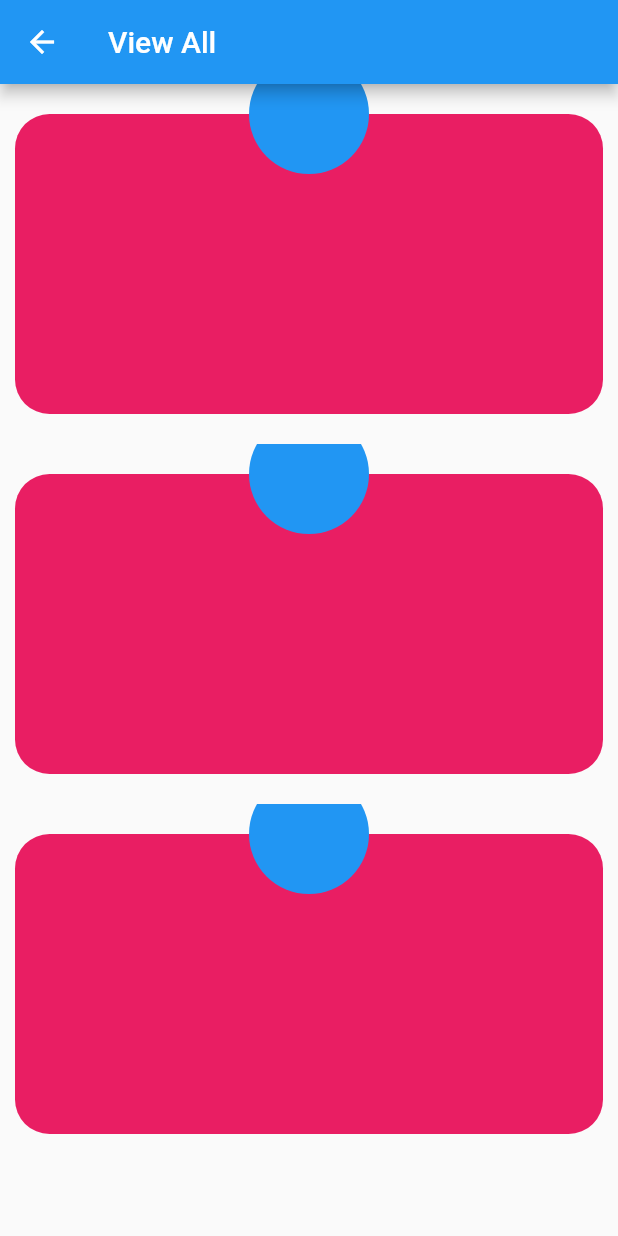
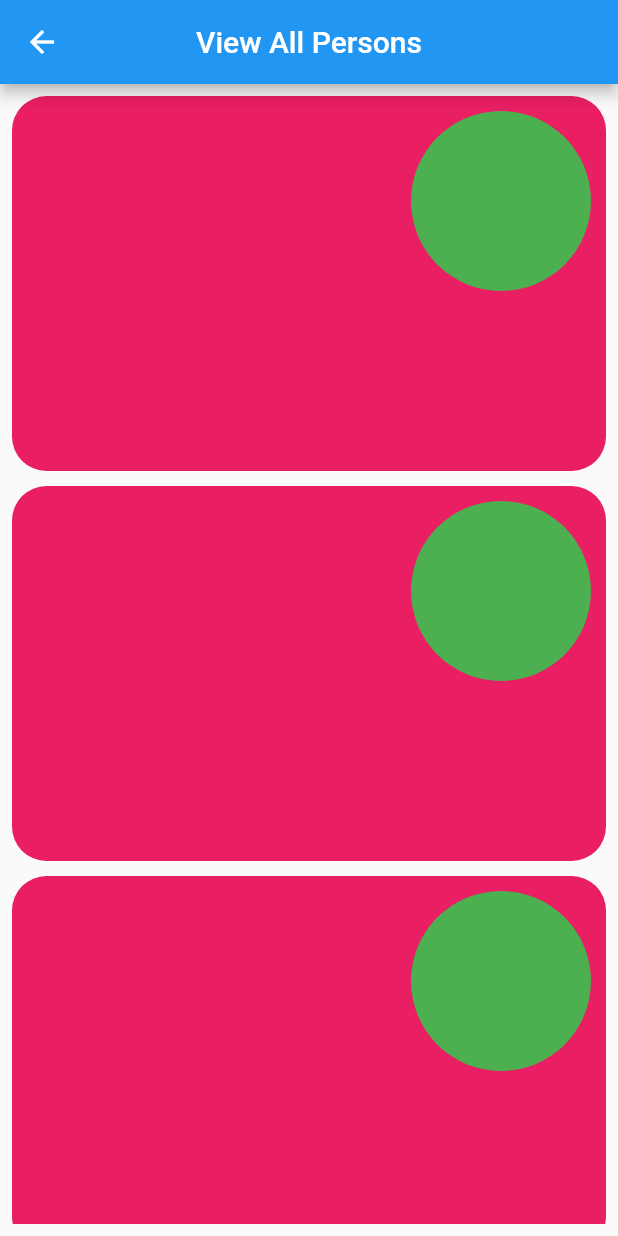
Before and after one commit to anivkuttan/Balance_keeper_sql, a Flutter app: the ViewPage screen opened directly, on a phone screen of 412 x 824 dp. Run offline on Flutter 3.47's test engine with Material 2 defaults, Android fonts, the light colour scheme and no system bars; our stand-ins replace get.

Commit message:
view page updated

```diff
--- a/lib/Pages/view_page.dart
+++ b/lib/Pages/view_page.dart
@@ -1,6 +1,4 @@
 import 'package:flutter/material.dart';
-
-import 'edit_page.dart';
 
 class ViewPage extends StatefulWidget {
   const ViewPage({Key? key}) : super(key: key);
@@ -14,55 +12,57 @@ class _ViewPageState extends State<ViewPage> {
   Widget build(BuildContext context) {
     return Scaffold(
       appBar: AppBar(
-        title: const Text('View All'),
+        title: const Text('View All Persons'),
+        centerTitle: true,
       ),
-      body: ListView.builder(
-          // padding: const EdgeInsets.symmetric(vertical: 40),
-          clipBehavior: Clip.antiAlias,
-          itemCount: 3,
+      body: Padding(
+        padding: const EdgeInsets.all(8.0),
+        child: ListView.separated(
             itemBuilder: (context, index) {
-            return const ViewCard();
-          }),
+              return const SingleCard();
+            },
+            separatorBuilder: (context, index) {
+              return const SizedBox(
+                height: 10,
+              );
+            },
+            itemCount: 3),
+      ),
     );
   }
 }
 
-class ViewCard extends StatelessWidget {
-  const ViewCard({
-    Key? key,
-  }) : super(key: key);
+class SingleCard extends StatefulWidget {
+  const SingleCard({Key? key}) : super(key: key);
 
   @override
+  State<SingleCard> createState() => _SingleCardState();
+}
+
+class _SingleCardState extends State<SingleCard> {
+  @override
   Widget build(BuildContext context) {
-    Size size = MediaQuery.of(context).size;
-    return Stack(clipBehavior: Clip.hardEdge, children: [
-      GestureDetector(
-        onTap: () {
-          Route route = MaterialPageRoute(builder: (context) {
-            return const  AddOrEditPage("Edit");
-          });
-          Navigator.of(context).push(route);
-        },
-        child: Container(
-            margin: const EdgeInsets.symmetric(
-              horizontal: 10,
-              vertical: 20,
-            ),
+    return Stack(
+      alignment: Alignment.center,
+      clipBehavior: Clip.none,
+      children: [
+        Container(
           decoration: BoxDecoration(
             color: Colors.pink,
             borderRadius: BorderRadius.circular(23),
           ),
-            height: 200,
-            width: double.infinity),
+          height: 250,
+          width: double.infinity,
         ),
-      Positioned(
-        top: -20,
-        left: size.width / 2 - (40),
-        child: const CircleAvatar(
-          radius: 40,
-          backgroundColor: Colors.blue,
+        const Positioned(
+          top: 10,
+          right: 10,
+          child: CircleAvatar(
+            backgroundColor: Colors.green,
+            radius: 60,
           ),
-      )
-    ]);
+        ),
+      ],
+    );
   }
 }
```
Also changed, not shown: lib/Pages/add_all_person_page.dart (added, +19 -0 lines), lib/Pages/edit_page.dart (+13 -5 lines), lib/Pages/home_page.dart (+13 -2 lines). Lines whose indentation alone changed are shown as unchanged.
